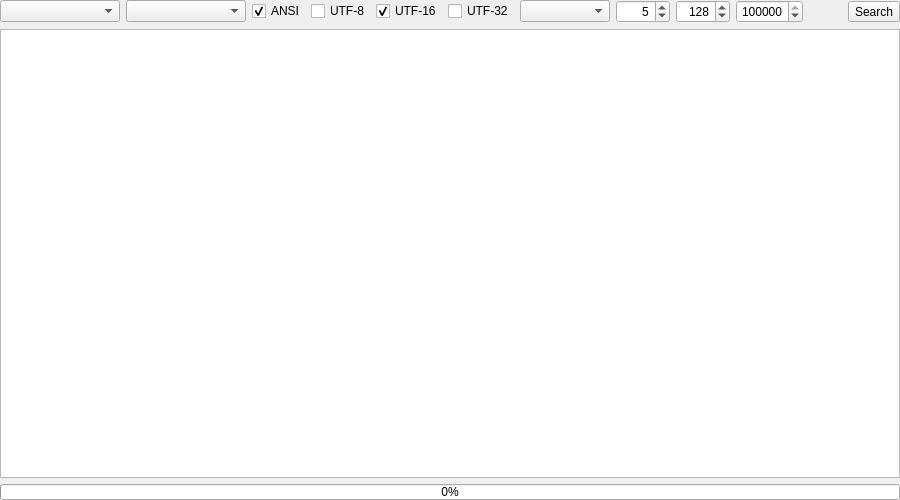
First picture: the form in XFWidgets/xfwidget_strings.ui, repository horsicq/FormatWidgets, before the edit.
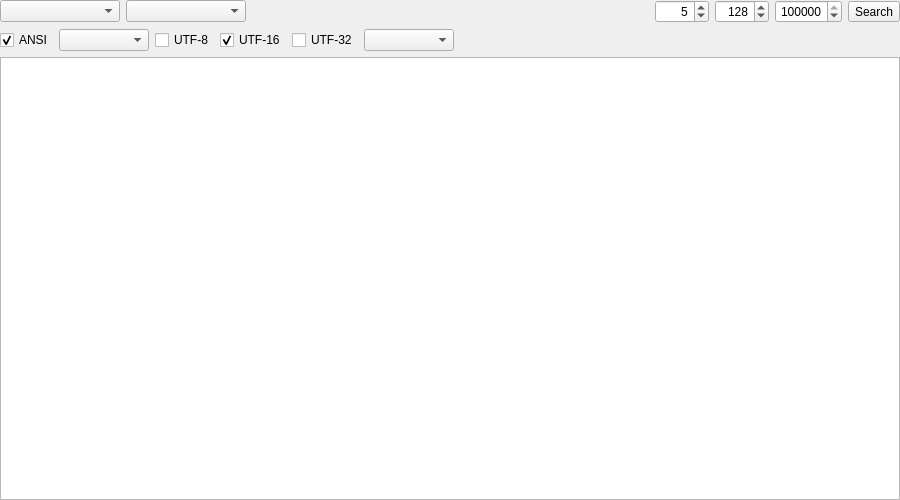
Second picture: the form after the edit. Custom widgets are drawn as their Qt base class.

The edit to the form file:
```diff
--- a/XFWidgets/xfwidget_strings.ui
+++ b/XFWidgets/xfwidget_strings.ui
@@ -61,48 +61,17 @@
       </widget>
      </item>
      <item>
-      <widget class="QCheckBox" name="checkBoxANSI">
-       <property name="text">
-        <string notr="true">ANSI</string>
+      <spacer name="horizontalSpacerToolBar">
+       <property name="orientation">
+        <enum>Qt::Horizontal</enum>
        </property>
-       <property name="checked">
-        <bool>true</bool>
-       </property>
-      </widget>
-     </item>
-     <item>
-      <widget class="QCheckBox" name="checkBoxUTF8">
-       <property name="text">
-        <string notr="true">UTF-8</string>
-       </property>
-      </widget>
-     </item>
-     <item>
-      <widget class="QCheckBox" name="checkBoxUTF16">
-       <property name="text">
-        <string notr="true">UTF-16</string>
-       </property>
-       <property name="checked">
-        <bool>true</bool>
-       </property>
-      </widget>
-     </item>
-     <item>
-      <widget class="QCheckBox" name="checkBoxUTF32">
-       <property name="text">
-        <string notr="true">UTF-32</string>
-       </property>
-      </widget>
-     </item>
-     <item>
-      <widget class="QComboBox" name="comboBoxEndian">
-       <property name="minimumSize">
+       <property name="sizeHint" stdset="0">
         <size>
-         <width>90</width>
-         <height>0</height>
+         <width>40</width>
+         <height>20</height>
         </size>
        </property>
-      </widget>
+      </spacer>
      </item>
      <item>
       <widget class="QSpinBox" name="spinBoxMinLength">
@@ -161,19 +130,6 @@
        </property>
       </widget>
      </item>
-     <item>
-      <spacer name="horizontalSpacerToolBar">
-       <property name="orientation">
-        <enum>Qt::Horizontal</enum>
-       </property>
-       <property name="sizeHint" stdset="0">
-        <size>
-         <width>40</width>
-         <height>20</height>
-        </size>
-       </property>
-      </spacer>
-     </item>
      <item>
       <widget class="QToolButton" name="toolButtonSearch">
        <property name="text">
@@ -184,7 +140,78 @@
     </layout>
    </item>
    <item>
-    <widget class="XTableView" name="tableView">
+    <layout class="QHBoxLayout" name="horizontalLayout">
+     <item>
+      <widget class="QCheckBox" name="checkBoxANSI">
+       <property name="text">
+        <string notr="true">ANSI</string>
+       </property>
+       <property name="checked">
+        <bool>true</bool>
+       </property>
+      </widget>
+     </item>
+     <item>
+      <widget class="QComboBox" name="comboBoxANSICode">
+       <property name="minimumSize">
+        <size>
+         <width>90</width>
+         <height>0</height>
+        </size>
+       </property>
+      </widget>
+     </item>
+     <item>
+      <widget class="QCheckBox" name="checkBoxUTF8">
+       <property name="text">
+        <string notr="true">UTF-8</string>
+       </property>
+      </widget>
+     </item>
+     <item>
+      <widget class="QCheckBox" name="checkBoxUTF16">
+       <property name="text">
+        <string notr="true">UTF-16</string>
+       </property>
+       <property name="checked">
+        <bool>true</bool>
+       </property>
+      </widget>
+     </item>
+     <item>
+      <widget class="QCheckBox" name="checkBoxUTF32">
+       <property name="text">
+        <string notr="true">UTF-32</string>
+       </property>
+      </widget>
+     </item>
+     <item>
+      <widget class="QComboBox" name="comboBoxEndian">
+       <property name="minimumSize">
+        <size>
+         <width>90</width>
+         <height>0</height>
+        </size>
+       </property>
+      </widget>
+     </item>
+     <item>
+      <spacer name="horizontalSpacer">
+       <property name="orientation">
+        <enum>Qt::Horizontal</enum>
+       </property>
+       <property name="sizeHint" stdset="0">
+        <size>
+         <width>40</width>
+         <height>20</height>
+        </size>
+       </property>
+      </spacer>
+     </item>
+    </layout>
+   </item>
+   <item>
+    <widget class="XFTableView" name="tableView">
      <property name="editTriggers">
       <set>QAbstractItemView::NoEditTriggers</set>
      </property>
@@ -205,32 +232,13 @@
      </attribute>
     </widget>
    </item>
-   <item>
-    <widget class="QProgressBar" name="progressBar">
-     <property name="maximumSize">
-      <size>
-       <width>16777215</width>
-       <height>16</height>
-      </size>
-     </property>
-     <property name="maximum">
-      <number>100</number>
-     </property>
-     <property name="value">
-      <number>0</number>
-     </property>
-     <property name="textVisible">
-      <bool>true</bool>
-     </property>
-    </widget>
-   </item>
   </layout>
  </widget>
  <customwidgets>
   <customwidget>
-   <class>XTableView</class>
+   <class>XFTableView</class>
    <extends>QTableView</extends>
-   <header>xtableview.h</header>
+   <header>xftableview.h</header>
   </customwidget>
  </customwidgets>
  <resources/>
```
